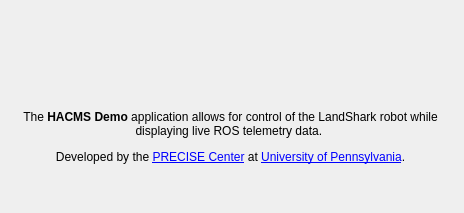
Before: the Qt Designer form hacms/ui/about.ui in PRECISE/HACMSDemo, drawn with Qt 5.
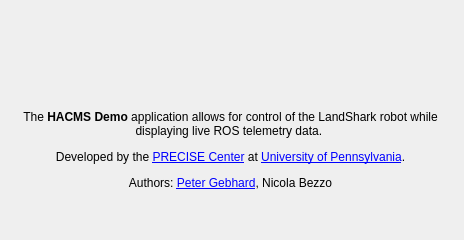
After: the same form once the commit is applied. Icons and pictures are not drawn.

Commit message: Added authors to About dialog.

The edit to the form file:
```diff
--- a/hacms/ui/about.ui
+++ b/hacms/ui/about.ui
@@ -10,19 +10,19 @@
     <x>0</x>
     <y>0</y>
     <width>464</width>
-    <height>213</height>
+    <height>240</height>
    </rect>
   </property>
   <property name="minimumSize">
    <size>
-    <width>372</width>
-    <height>213</height>
+    <width>464</width>
+    <height>240</height>
    </size>
   </property>
   <property name="maximumSize">
    <size>
     <width>464</width>
-    <height>213</height>
+    <height>240</height>
    </size>
   </property>
   <property name="windowTitle">
@@ -37,11 +37,11 @@
      <x>0</x>
      <y>110</y>
      <width>461</width>
-     <height>121</height>
+     <height>131</height>
     </rect>
    </property>
    <property name="text">
-    <string>&lt;html&gt;&lt;head/&gt;&lt;body&gt;&lt;p&gt;The &lt;span style=&quot; font-weight:600;&quot;&gt;HACMS Demo&lt;/span&gt; application allows for control of the LandShark robot while displaying live ROS telemetry data. &lt;/p&gt;&lt;p&gt;Developed by the &lt;a href=&quot;http://precise.seas.upenn.edu&quot;&gt;&lt;span style=&quot; text-decoration: underline; color:#0000ff;&quot;&gt;PRECISE Center&lt;/span&gt;&lt;/a&gt; at &lt;a href=&quot;http://www.seas.upenn.edu&quot;&gt;&lt;span style=&quot; text-decoration: underline; color:#0000ff;&quot;&gt;University of Pennsylvania&lt;/span&gt;&lt;/a&gt;.&lt;/p&gt;&lt;/body&gt;&lt;/html&gt;</string>
+    <string>&lt;html&gt;&lt;head/&gt;&lt;body&gt;&lt;p&gt;The &lt;span style=&quot; font-weight:600;&quot;&gt;HACMS Demo&lt;/span&gt; application allows for control of the LandShark robot while displaying live ROS telemetry data. &lt;/p&gt;&lt;p&gt;Developed by the &lt;a href=&quot;http://precise.seas.upenn.edu&quot;&gt;&lt;span style=&quot; text-decoration: underline; color:#0000ff;&quot;&gt;PRECISE Center&lt;/span&gt;&lt;/a&gt; at &lt;a href=&quot;http://www.seas.upenn.edu&quot;&gt;&lt;span style=&quot; text-decoration: underline; color:#0000ff;&quot;&gt;University of Pennsylvania&lt;/span&gt;&lt;/a&gt;.&lt;/p&gt;&lt;p&gt;Authors: &lt;a href=&quot;http://www.seas.upenn.edu/~pgeb&quot;&gt;&lt;span style=&quot; text-decoration: underline; color:#0000ff;&quot;&gt;Peter Gebhard&lt;/span&gt;&lt;/a&gt;, Nicola Bezzo&lt;/p&gt;&lt;/body&gt;&lt;/html&gt;</string>
    </property>
    <property name="alignment">
     <set>Qt::AlignHCenter|Qt::AlignTop</set>
@@ -60,9 +60,9 @@
    <property name="geometry">
     <rect>
      <x>-1</x>
-     <y>2</y>
+     <y>12</y>
      <width>461</width>
-     <height>101</height>
+     <height>91</height>
     </rect>
    </property>
    <property name="frameShape">
```
The commit also changes 1 other file.
